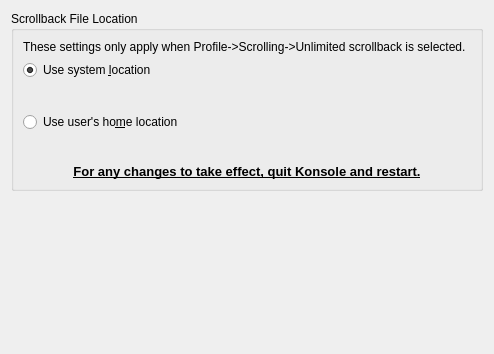
Old version of the form src/settings/FileLocationSettings.ui in the repository KDE/konsole.
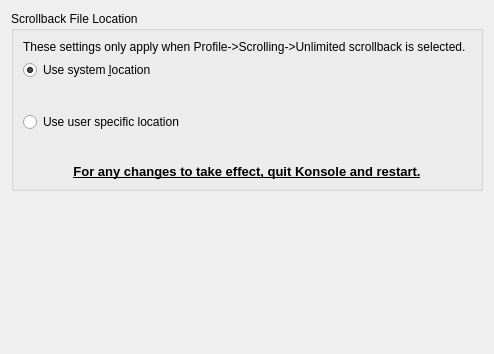
New version of the form.

Commit message:
Use a clearer config name when using ::CacheLocation for scrollback
s/scrollbackUseUsersHomeLocation/scrollbackUseCacheLocation/

```diff
--- a/src/settings/FileLocationSettings.ui
+++ b/src/settings/FileLocationSettings.ui
@@ -82,7 +82,7 @@
          </sizepolicy>
         </property>
         <property name="text">
-         <string>Use user's ho&amp;me location</string>
+         <string>Use user specific location</string>
         </property>
        </widget>
       </item>
```
Left out of the diff: 2 changed lines with no effect on the pictures. The commit also changes 2 other files.
